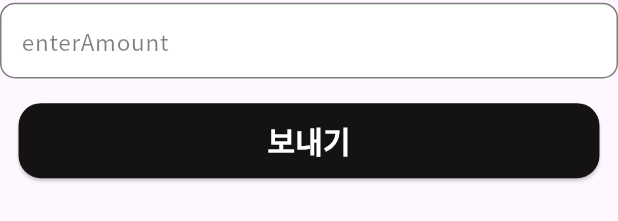
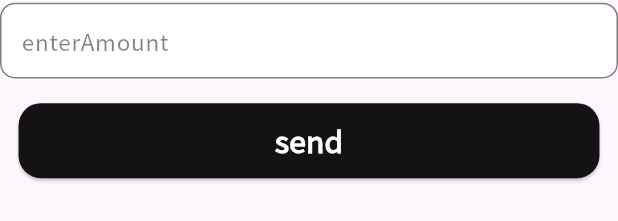
Before and after one commit to jason9865/go-ski, a Flutter app: the SendMyAccountBottomSheet widget shown alone on an empty page, opened directly, on a phone screen of 412 x 824 dp. Shown: the part 640-861 px from the top of the screen. Run offline on Flutter 3.47's test engine with Material 3 defaults, Android fonts, the phone set to English and light mode, and no system bars; our stand-ins replace easy_localization, get, logger; project files that could hold a hidden picture were left out.

Commit message:
:wrench: Fix: hard cording text in SendMyAccountBottomSheet (I021)

```diff
--- a/goski_instructor/assets/translations/ko-KR.json
+++ b/goski_instructor/assets/translations/ko-KR.json
@@ -4,6 +4,7 @@
   "cancel" : "취소",
   "confirm" : "확인",
   "save" : "저장",
+  "send" : "보내기",
   "ski": "스키",
   "board": "보드",
   "level1": "Level 1",
--- a/goski_instructor/lib/ui/boss/b_i021_send_my_account.dart
+++ b/goski_instructor/lib/ui/boss/b_i021_send_my_account.dart
@@ -124,7 +124,7 @@ class _SendMyAccountBottomSheetState extends State<SendMyAccountBottomSheet> {
         ),
         GoskiBigsizeButton(
           width: screenSizeController.getWidthByRatio(1),
-          text: '보내기',
+          text: tr('send'),
           onTap: () {
             widget.onClicked?.call();
           },
```
